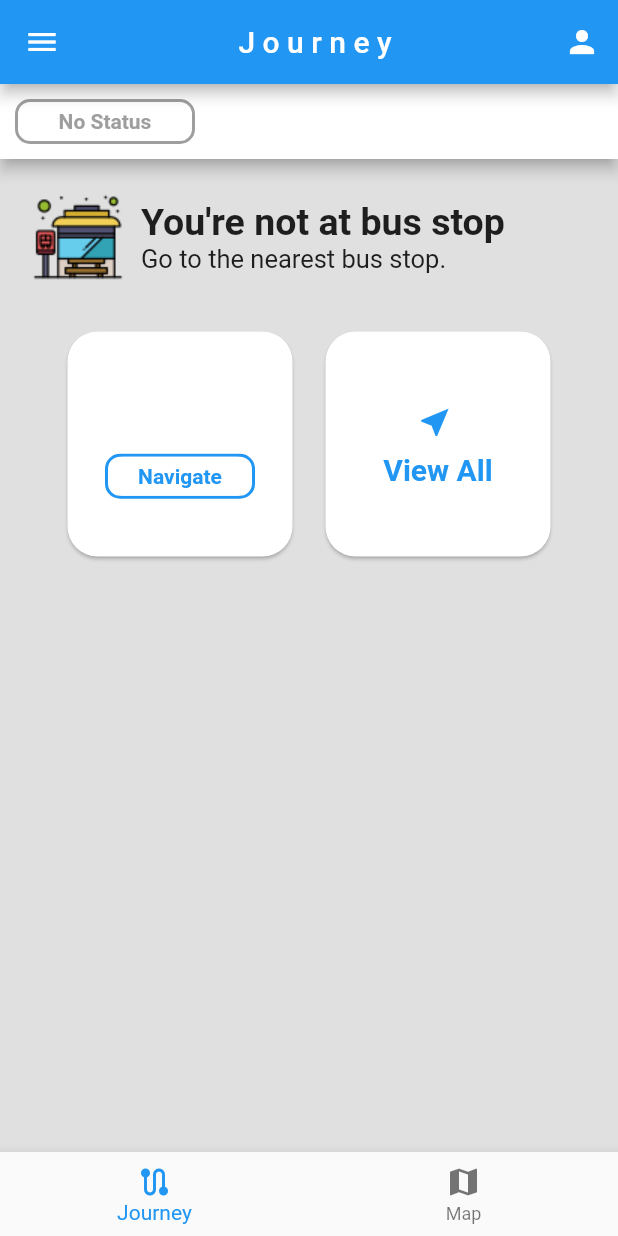
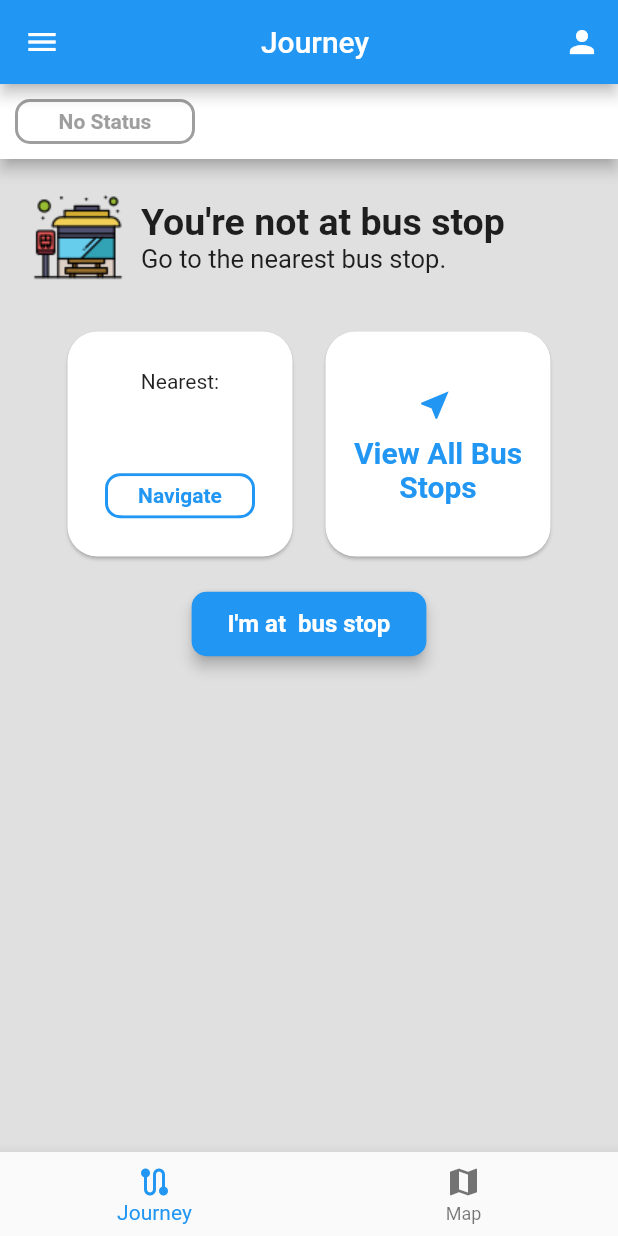
Before and after one commit to izznazrin/Bustop, a Flutter app: the screen it shows once a user with an empty profile is signed in, on a phone screen of 412 x 824 dp. Run offline on Flutter 3.47's test engine with Material 2 defaults, Android fonts, the light colour scheme and no system bars; our stand-ins replace cloud_firestore, firebase_auth, firebase_core, geolocator, google_maps_flutter; missing offline and left inert: flutter_polyline_points; accounts and stored records are empty.

Commit message:
6/6/2023

```diff
--- a/lib/journey.dart
+++ b/lib/journey.dart
@@ -3,6 +3,7 @@ import 'package:bustop/busstoplist.dart';
 import 'dart:math';
 import 'package:geolocator/geolocator.dart';
 import 'package:url_launcher/url_launcher.dart';
+import 'package:bustop/riding.dart';
 
 class BusStop {
   final String name;
@@ -58,6 +59,12 @@ class JourneyModule extends StatefulWidget {
 class JourneyModuleState extends State<JourneyModule> {
   String nearestBusStop = '';
   int selectedBusStopIndex = 0;
+
+  Future<void> _refresh() async {
+    // Perform any refresh actions here
+    determineNearestBusStop(); // Refresh the nearest bus stop
+    // You can add more code to refresh additional data if needed
+  }
 
   @override
   void initState() {
@@ -153,7 +160,9 @@ class JourneyModuleState extends State<JourneyModule> {
   Widget build(BuildContext context) {
     return Scaffold(
       backgroundColor: Colors.grey[300],
-      body: SingleChildScrollView(
+      body: RefreshIndicator(
+        onRefresh: _refresh,
+        child: SingleChildScrollView(
           physics: AlwaysScrollableScrollPhysics(),
           child: Column(
             children: [
@@ -186,7 +195,6 @@ class JourneyModuleState extends State<JourneyModule> {
                           ),
                         ),
                       ),
-                    // Add other widgets here
                     ],
                   ),
                 ),
@@ -241,6 +249,10 @@ class JourneyModuleState extends State<JourneyModule> {
                             child: Column(
                               mainAxisAlignment: MainAxisAlignment.center,
                               children: [
+                                Text('Nearest:'),
+                                SizedBox(
+                                  height: 10,
+                                ),
                                 Flexible(
                                   child: Text(
                                     nearestBusStop,
@@ -271,7 +283,8 @@ class JourneyModuleState extends State<JourneyModule> {
                                         final busStop =
                                             busStops[selectedBusStopIndex];
                                         launchGoogleMapsNavigation(
-                                          busStop.latitude, busStop.longitude);
+                                            busStop.latitude,
+                                            busStop.longitude);
                                       }
                                     },
                                     child: Text(
@@ -298,6 +311,8 @@ class JourneyModuleState extends State<JourneyModule> {
                       ),
                       Padding(
                         padding: EdgeInsets.all(7),
+                        child: Align(
+                          alignment: Alignment.center,
                           child: Card(
                             shape: RoundedRectangleBorder(
                               borderRadius: BorderRadius.circular(20),
@@ -307,8 +322,7 @@ class JourneyModuleState extends State<JourneyModule> {
                                 Navigator.push(
                                   context,
                                   MaterialPageRoute(
-                                builder: (context) =>
-                                    BusStopList(), // Navigate to BusStopList module
+                                    builder: (context) => BusStopList(),
                                   ),
                                 );
                               },
@@ -328,7 +342,8 @@ class JourneyModuleState extends State<JourneyModule> {
                                     ),
                                     SizedBox(height: 10),
                                     Text(
-                                  'View All',
+                                      'View All Bus Stops',
+                                      textAlign: TextAlign.center,
                                       style: TextStyle(
                                         fontSize: 20,
                                         color: Colors.blue,
@@ -341,13 +356,49 @@ class JourneyModuleState extends State<JourneyModule> {
                             ),
                           ),
                         ),
+                      ),
                     ],
+                  ),
+                  SizedBox(
+                    height: 10,
+                  ),
+                  ElevatedButton(
+                    onPressed: () {
+                      Navigator.push(
+                        context,
+                        MaterialPageRoute(
+                          builder: (context) => Riding(
+                            nearestBusStop: nearestBusStop,
+                          ),
+                        ),
+                      );
+                    },
+                    child: Text('I\'m at ' + nearestBusStop + ' bus stop'),
+                    style: ElevatedButton.styleFrom(
+                      // Customize the button's appearance here
+                      primary: Colors.blue, // Set the button's background color
+                      onPrimary: Colors.white, // Set the button's text color
+                      textStyle: TextStyle(
+                          fontSize: 16,
+                          fontWeight: FontWeight.bold), // Set the text style
+                      padding: EdgeInsets.symmetric(
+                          vertical: 12, horizontal: 24), // Set the padding
+                      shape: RoundedRectangleBorder(
+                        borderRadius:
+                            BorderRadius.circular(10), // Set the border radius
+                      ),
+                      elevation: 4, // Set the button's elevation (shadow)
+                    ),
+                  ),
+                  SizedBox(
+                    height: 200,
                   ),
                 ],
               ),
             ],
           ),
         ),
+      ),
     );
   }
 }
--- a/lib/template.dart
+++ b/lib/template.dart
@@ -24,11 +24,11 @@ class _TemplateState extends State<Template> {
   Text _getTitle() {
     switch (_selectedIndex) {
       case 0:
-        return Text('J o u r n e y');
+        return Text('Journey');
       case 1:
-        return Text('M a p');
+        return Text('Map');
       default:
-        return Text('B u s t o p');
+        return Text('Bustop');
     }
   }
 
```
Also changed, not shown: lib/riding.dart (added, +137 -0 lines). Lines whose indentation alone changed are shown as unchanged.
